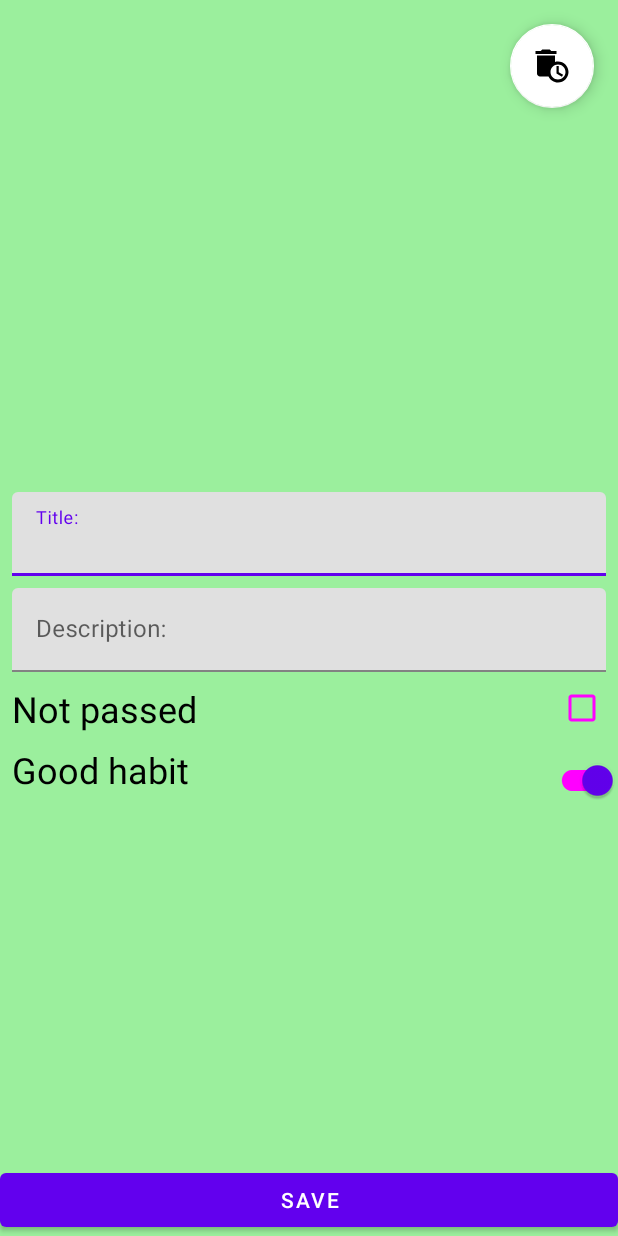
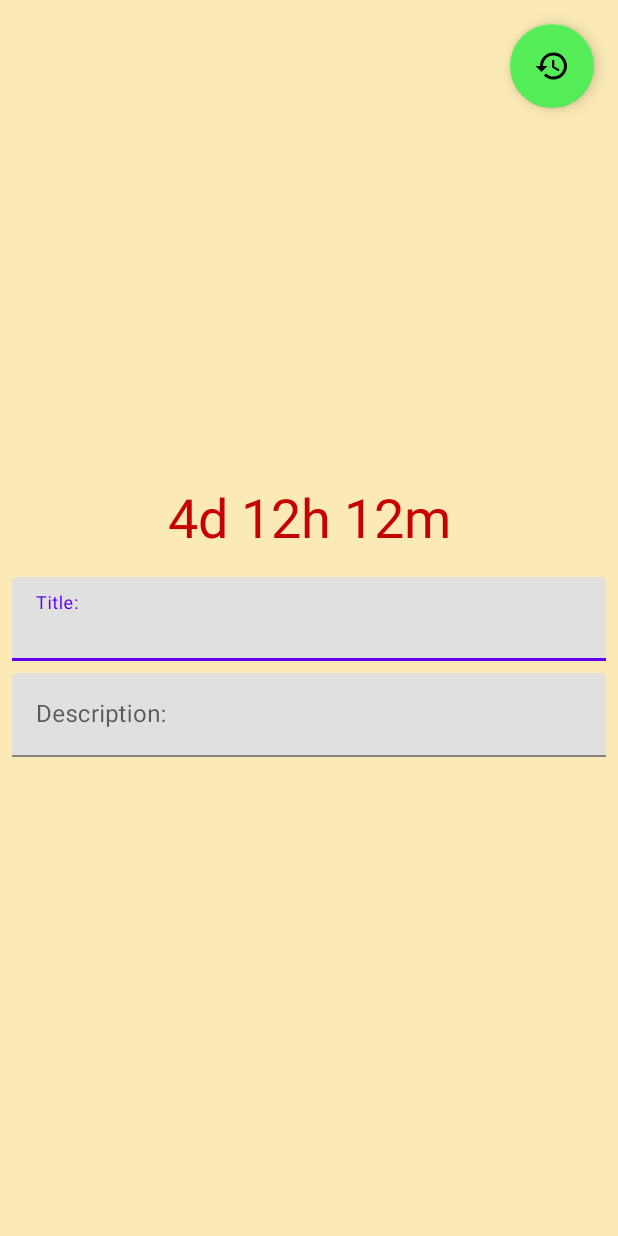
Before and after one commit to Barbusya/EfficientPerson, an Android app: the layout fragment_habit_details_deleted.xml on its own in the app's theme, with its tools: preview values and no code run, on a phone screen of 412 x 824 dp. Run offline under Robolectric (Android 15) with nearby library versions, the phone set to English and light mode, and no system bars.

Commit message:
fragment_habit_details_deleted.xml

```diff
--- /dev/null
+++ b/app/src/main/res/drawable/ic_restore.xml
@@ -0,0 +1,5 @@
+<vector android:height="24dp" android:tint="#000000"
+    android:viewportHeight="24" android:viewportWidth="24"
+    android:width="24dp" xmlns:android="http://schemas.android.com/apk/res/android">
+    <path android:fillColor="@android:color/white" android:pathData="M13,3c-4.97,0 -9,4.03 -9,9L1,12l3.89,3.89 0.07,0.14L9,12L6,12c0,-3.87 3.13,-7 7,-7s7,3.13 7,7 -3.13,7 -7,7c-1.93,0 -3.68,-0.79 -4.94,-2.06l-1.42,1.42C8.27,19.99 10.51,21 13,21c4.97,0 9,-4.03 9,-9s-4.03,-9 -9,-9zM12,8v5l4.28,2.54 0.72,-1.21 -3.5,-2.08L13.5,8L12,8z"/>
+</vector>
--- a/app/src/main/res/layout/fragment_habit_details_deleted.xml
+++ b/app/src/main/res/layout/fragment_habit_details_deleted.xml
@@ -5,8 +5,25 @@
     android:id="@+id/habit_details"
     android:layout_width="match_parent"
     android:layout_height="match_parent"
-    android:background="@color/good_bg_color"
+    android:background="@color/habit_deleted_background_color"
     tools:context=".habits.presentation.habitdetails.HabitDetailsFragment">
+
+    <TextView
+        android:id="@+id/tv_delete_timer"
+        android:layout_width="0dp"
+        android:layout_height="wrap_content"
+        android:layout_marginStart="8dp"
+        android:layout_marginEnd="8dp"
+        android:layout_marginBottom="16dp"
+        android:textSize="36sp"
+        android:gravity="center_horizontal"
+        android:textColor="@color/habit_deleted_text_color"
+        app:layout_constraintStart_toStartOf="parent"
+        app:layout_constraintEnd_toEndOf="parent"
+        app:layout_constraintTop_toTopOf="parent"
+        app:layout_constraintBottom_toTopOf="@+id/til_title"
+        tools:text="4d 12h 12m"
+        app:layout_constraintVertical_chainStyle="packed"/>
 
     <com.google.android.material.textfield.TextInputLayout
         android:id="@+id/til_title"
@@ -18,8 +35,7 @@
         app:layout_constraintBottom_toTopOf="@id/til_description"
         app:layout_constraintEnd_toEndOf="parent"
         app:layout_constraintStart_toStartOf="parent"
-        app:layout_constraintTop_toTopOf="parent"
-        app:layout_constraintVertical_chainStyle="packed">
+        app:layout_constraintTop_toBottomOf="@id/tv_delete_timer">
 
         <com.google.android.material.textfield.TextInputEditText
             android:id="@+id/et_title"
@@ -36,7 +52,7 @@
         android:layout_marginStart="8dp"
         android:layout_marginTop="4dp"
         android:layout_marginEnd="8dp"
-        app:layout_constraintBottom_toTopOf="@+id/save_button"
+        app:layout_constraintBottom_toBottomOf="parent"
         app:layout_constraintEnd_toEndOf="parent"
         app:layout_constraintStart_toStartOf="parent"
         app:layout_constraintTop_toBottomOf="@+id/til_title">
@@ -48,61 +64,9 @@
             android:hint="@string/description_hint"/>
     </com.google.android.material.textfield.TextInputLayout>
 
-    <TextView
-        android:id="@+id/tv_good_or_bad"
-        android:layout_width="0dp"
-        android:layout_height="wrap_content"
-        android:layout_marginStart="8dp"
-        android:layout_marginTop="8dp"
-        android:layout_marginBottom="4dp"
-        android:textSize="24sp"
-        android:textColor="@color/habit_detail_text_color"
-        android:text="@string/good_habit"
-        app:layout_constraintTop_toBottomOf="@id/tv_passed_or_not"
-        app:layout_constraintStart_toStartOf="parent"/>
-
-    <androidx.appcompat.widget.SwitchCompat
-        android:id="@+id/sw_good_or_bad"
-        style="@style/Widget.Material3.CompoundButton.Switch"
-        android:layout_width="0dp"
-        android:layout_height="wrap_content"
-        app:layout_constraintEnd_toEndOf="parent"
-        app:layout_constraintTop_toBottomOf="@id/cb_passed_or_not"
-        android:checked="true" />
-
-    <TextView
-        android:id="@+id/tv_passed_or_not"
-        android:layout_width="0dp"
-        android:layout_height="wrap_content"
-        android:layout_marginStart="8dp"
-        android:layout_marginTop="8dp"
-        android:layout_marginBottom="4dp"
-        android:textSize="24sp"
-        android:textColor="@color/habit_detail_text_color"
-        android:text="@string/not_passed"
-        app:layout_constraintTop_toBottomOf="@id/til_description"
-        app:layout_constraintStart_toStartOf="parent"/>
-
-    <CheckBox
-        android:id="@+id/cb_passed_or_not"
-        android:layout_width="wrap_content"
-        android:layout_height="wrap_content"
-        style="@style/Widget.Material3.CompoundButton.CheckBox"
-        android:checked="false"
-        app:layout_constraintTop_toBottomOf="@id/til_description"
-        app:layout_constraintEnd_toEndOf="parent"/>
-
-    <Button
-        android:id="@+id/save_button"
-        android:layout_width="0dp"
-        android:layout_height="wrap_content"
-        android:text="@string/save_btn"
-        app:layout_constraintBottom_toBottomOf="parent"
-        app:layout_constraintEnd_toEndOf="parent"
-        app:layout_constraintStart_toStartOf="parent" />
 
     <com.google.android.material.floatingactionbutton.FloatingActionButton
-        android:id="@+id/button_delete_habit"
+        android:id="@+id/button_restore_habit"
         android:layout_width="wrap_content"
         android:layout_height="wrap_content"
         android:layout_marginEnd="16dp"
@@ -112,7 +76,7 @@
         android:focusable="true"
         app:layout_constraintTop_toTopOf="parent"
         app:layout_constraintEnd_toEndOf="parent"
-        app:srcCompat="@drawable/ic_delete"
-        app:backgroundTint="@color/delete_button_bg_color"/>
+        app:srcCompat="@drawable/ic_restore"
+        app:backgroundTint="@color/restore_button_bg_color"/>
 
 </androidx.constraintlayout.widget.ConstraintLayout>
--- a/app/src/main/res/layout/item_habit_deleted.xml
+++ b/app/src/main/res/layout/item_habit_deleted.xml
@@ -47,7 +47,7 @@
             android:textColor="@color/habit_deleted_text_color"
             android:textSize="16sp"
             android:textStyle="bold"
-            tools:text="5дн 00часов 00мин" />
+            tools:text="5d 00h 00m" />
 
     </LinearLayout>
 
--- a/app/src/main/res/values/colors.xml
+++ b/app/src/main/res/values/colors.xml
@@ -13,12 +13,13 @@
     <color name="bad_habit_disabled_background">#F14545</color>
     <color name="good_habit_enabled_text_color">#4461F1</color>
     <color name="bad_habit_enabled_text_color">#5C5B02</color>
-    <color name="habit_deleted_text_color">#5C5B02</color>
+    <color name="habit_deleted_text_color">#C70000</color>
     <color name="good_habit_disabled_text_color">#132EB5</color>
     <color name="bad_habit_disabled_text_color">#EDEB50</color>
     <color name="habit_deleted_background_color">#FBEAB5</color>
     <color name="habit_detail_text_color">#000000</color>
     <color name="good_bg_color">#9BEF9D</color>
     <color name="delete_button_bg_color">#FFFFFF</color>
+    <color name="restore_button_bg_color">#54ED57</color>
     <color name="bad_bg_color">#F69494</color>
 </resources>
--- a/app/src/main/res/values/strings.xml
+++ b/app/src/main/res/values/strings.xml
@@ -1,7 +1,8 @@
 <resources>
     <string name="app_name">Efficient Person</string>
     <string name="add_habit_content_description">Add new habit</string>
-    <string name="delete_habit_content_description">Add new habit</string>
+    <string name="delete_habit_content_description">Delete habit</string>
+    <string name="restore_habit_content_description">Restore habit</string>
     <string name="title_hint">Title:</string>
     <string name="description_hint">Description:</string>
     <string name="save_btn">Save</string>
@@ -13,4 +14,5 @@
     <string name="passed">Passed</string>
     <string name="not_passed">Not passed</string>
     <string name="delete">Deleting</string>
+    <string name="restore_btn">Restore</string>
 </resources>
```
